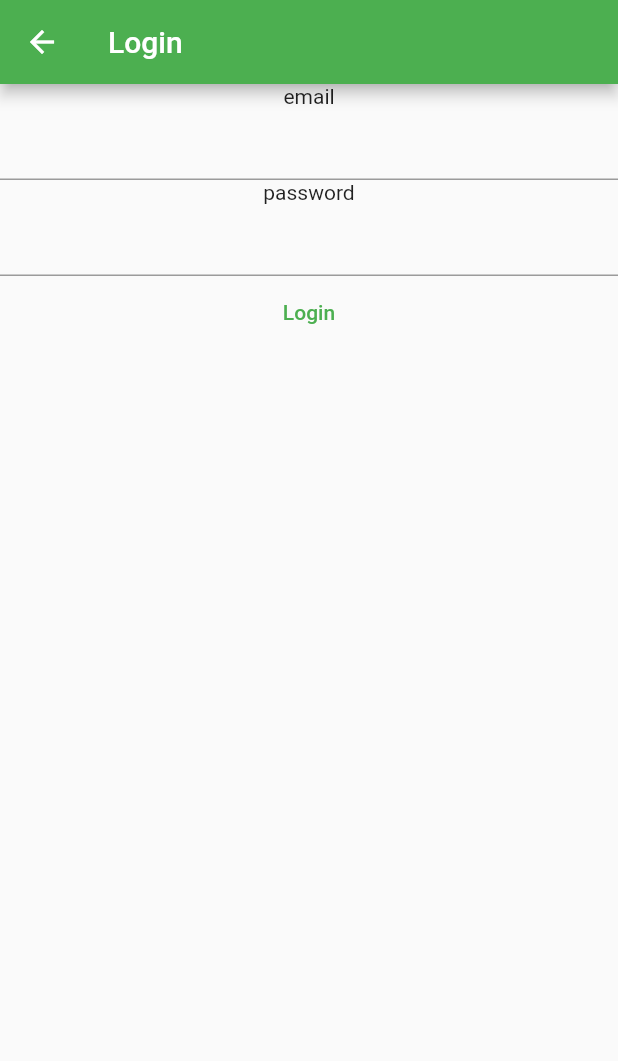
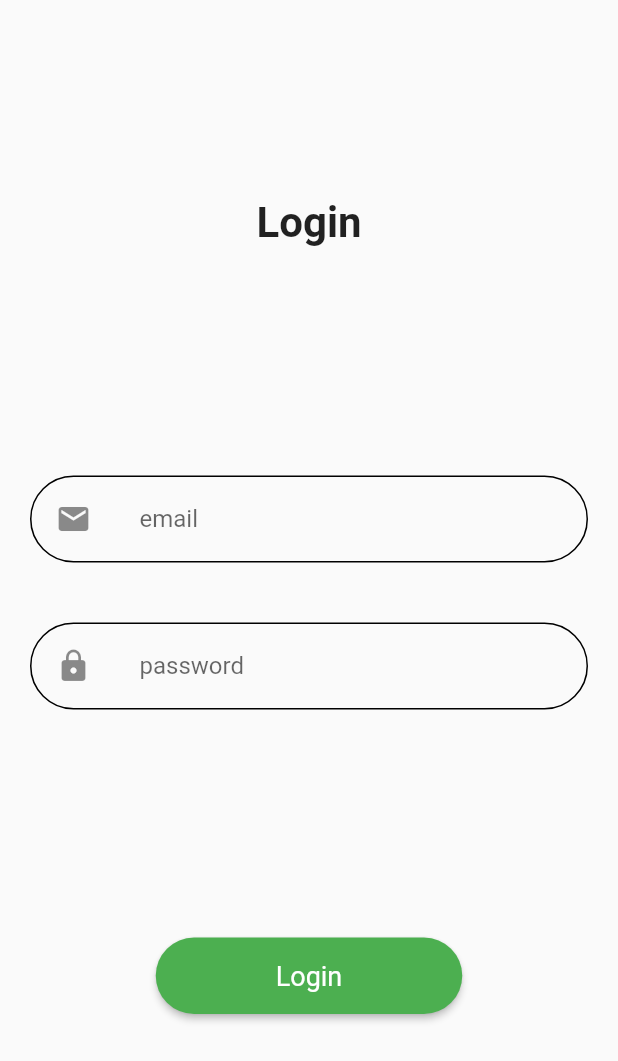
Before and after one commit to nilswilhelm13/flutter_foodtracker, a Flutter app: the LoginScreen screen opened by its route, on a phone screen of 412 x 824 dp. Shown: the top 1061 px of the screen. Run offline on Flutter 3.47's test engine with Material 2 defaults, Android fonts, the phone set to English and light mode, and no system bars; our stand-ins replace fl_chart, percent_indicator, shared_preferences; missing offline and left inert: flutter_barcode_scanner; accounts and stored records are empty.

Commit message:
improve login

```diff
--- a/lib/screens/login_screen.dart
+++ b/lib/screens/login_screen.dart
@@ -1,3 +1,4 @@
+import 'package:flutter/cupertino.dart';
 import 'package:flutter/material.dart';
 import 'package:flutter_foodtracker/config/http_config.dart';
 import 'package:flutter_foodtracker/widgets/generic_error_modal.dart';
@@ -7,6 +8,7 @@ import 'package:flutter_foodtracker/screens/dashboard.dart';
 import 'dart:convert';
 
 import 'dashboard.dart';
+
 class LoginScreen extends StatefulWidget {
   static const routeName = '/login';
   @override
@@ -20,40 +22,66 @@ class _LoginScreenState extends State<LoginScreen> {
   @override
   Widget build(BuildContext context) {
     return Scaffold(
-      appBar: AppBar(
-        title: Text('Login'),
-    ),
         body: Center(
       child: Column(
+        mainAxisAlignment: MainAxisAlignment.spaceBetween,
         children: [
-            Text("email"),
-            TextField(
-                onChanged: (content) => {
-                  email = content
-                },
+          Spacer(),
+          Text(
+            "Login",
+            style: TextStyle(fontSize: 28, fontWeight: FontWeight.bold),
           ),
-            Text("password"),
-            TextField(
-              onChanged: (content) => {
-                password = content
-              },
-            ),
-            TextButton(onPressed: () => login(context), child: Text("Login"), ),
+          Spacer(),
+          buildContainer(
+              Icons.mail, "email", (value) => {email = value}, false),
+          buildContainer(
+              Icons.lock, "password", (value) => {password = value}, true),
+          Spacer(),
+          ElevatedButton(
+              onPressed: () => login(context),
+              child: Text('Login'),
+              style: ElevatedButton.styleFrom(
+                  shape: StadiumBorder(),
+                  padding: EdgeInsets.symmetric(horizontal: 80, vertical: 15),
+                  textStyle: TextStyle(fontSize: 18))),
           Text(errorString),
+          Spacer(),
         ],
       ),
-      )
+    ));
+  }
+
+  Container buildContainer(
+      IconData iconData, String hint, Function(String) fun, bool obscureText) {
+    return Container(
+      margin: EdgeInsets.all(20),
+      decoration: BoxDecoration(
+          borderRadius: BorderRadius.circular(50),
+          border: Border.all(width: 1)),
+      child: ListTile(
+        leading: Icon(iconData),
+        title: TextField(
+          obscureText: obscureText,
+          decoration: InputDecoration(
+            hintText: hint,
+            border: InputBorder.none,
+            focusedBorder: InputBorder.none,
+            enabledBorder: InputBorder.none,
+            errorBorder: InputBorder.none,
+            disabledBorder: InputBorder.none,
+          ),
+          onChanged: (content) => {email = content},
+        ),
+      ),
     );
   }
-  void login(BuildContext ctx) async{
-    if (password == '' || email == '')return;
-    var url =
-    Uri.https(HttpConfig.baseUrl, 'login');
+
+  void login(BuildContext ctx) async {
+    if (password == '' || email == '') return;
+    var url = Uri.https(HttpConfig.baseUrl, 'login');
     try {
-      final response = await http.post(url,body: json.encode({
-        'email': email,
-        'password': password
-      }));
+      final response = await http.post(url,
+          body: json.encode({'email': email, 'password': password}));
       if (response.statusCode == 200) {
         // obtain shared preferences
         final prefs = await SharedPreferences.getInstance();
@@ -70,7 +98,5 @@ class _LoginScreenState extends State<LoginScreen> {
     } catch (error) {
       showDialog(context: context, builder: (ctx) => GenericErrorModal(error));
     }
-
   }
-
 }
```
Lines whose indentation alone changed are shown as unchanged.
